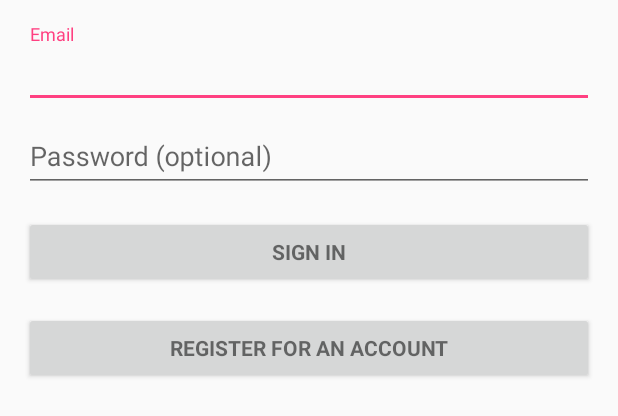
After one commit to iCopyPasta/wolfpack, an Android app: the layout activity_login.xml on its own in the app's theme, with its tools: preview values and no code run, on a phone screen of 412 x 824 dp. The commit adds this screen. Shown: the top 416 px of the screen. Run offline under Robolectric (Android 15) with nearby library versions, the light colour scheme and no system bars.

Commit message:
create basic login page and link to a dummy authentication

```diff
--- a/app/build.gradle
+++ b/app/build.gradle
@@ -16,10 +16,11 @@
             proguardFiles getDefaultProguardFile('proguard-android.txt'), 'proguard-rules.pro'
         }
     }
+    buildToolsVersion '26.0.2'
 }
 
 dependencies {
-    implementation fileTree(dir: 'libs', include: ['*.jar'])
+    implementation fileTree(include: ['*.jar'], dir: 'libs')
     implementation 'com.android.support:appcompat-v7:26.1.0'
     implementation 'com.android.support.constraint:constraint-layout:1.0.2'
     testImplementation 'junit:junit:4.12'
--- /dev/null
+++ b/app/src/main/res/layout/activity_login.xml
@@ -0,0 +1,86 @@
+<LinearLayout xmlns:android="http://schemas.android.com/apk/res/android"
+    xmlns:tools="http://schemas.android.com/tools"
+    android:layout_width="match_parent"
+    android:layout_height="match_parent"
+    android:gravity="center_horizontal"
+    android:orientation="vertical"
+    android:paddingBottom="@dimen/activity_vertical_margin"
+    android:paddingLeft="@dimen/activity_horizontal_margin"
+    android:paddingRight="@dimen/activity_horizontal_margin"
+    android:paddingTop="@dimen/activity_vertical_margin"
+    tools:context="com.wolfpack.cmpsc488.a475layouts.LoginActivity">
+
+    <!-- Login progress -->
+    <ProgressBar
+        android:id="@+id/login_progress"
+        style="?android:attr/progressBarStyleLarge"
+        android:layout_width="wrap_content"
+        android:layout_height="wrap_content"
+        android:layout_marginBottom="8dp"
+        android:visibility="gone" />
+
+    <ScrollView
+        android:id="@+id/login_form"
+        android:layout_width="match_parent"
+        android:layout_height="match_parent">
+
+        <LinearLayout
+            android:id="@+id/email_login_form"
+            android:layout_width="match_parent"
+            android:layout_height="wrap_content"
+            android:orientation="vertical">
+
+            <android.support.design.widget.TextInputLayout
+                android:layout_width="match_parent"
+                android:layout_height="wrap_content">
+
+                <AutoCompleteTextView
+                    android:id="@+id/email"
+                    android:layout_width="match_parent"
+                    android:layout_height="wrap_content"
+                    android:hint="@string/prompt_email"
+                    android:inputType="textEmailAddress"
+                    android:maxLines="1"
+                    android:singleLine="true" />
+
+            </android.support.design.widget.TextInputLayout>
+
+            <android.support.design.widget.TextInputLayout
+                android:layout_width="match_parent"
+                android:layout_height="wrap_content">
+
+                <EditText
+                    android:id="@+id/password"
+                    android:layout_width="match_parent"
+                    android:layout_height="wrap_content"
+                    android:hint="@string/prompt_password"
+                    android:imeActionId="6"
+                    android:imeActionLabel="@string/action_sign_in_short"
+                    android:imeOptions="actionUnspecified"
+                    android:inputType="textPassword"
+                    android:maxLines="1"
+                    android:singleLine="true" />
+
+            </android.support.design.widget.TextInputLayout>
+
+            <Button
+                android:id="@+id/email_sign_in_button"
+                style="?android:textAppearanceSmall"
+                android:layout_width="match_parent"
+                android:layout_height="wrap_content"
+                android:layout_marginTop="16dp"
+                android:text="@string/action_sign_in_short"
+                android:textStyle="bold" />
+
+            <Button
+                android:id="@+id/registerButton"
+                style="?android:textAppearanceSmall"
+                android:layout_width="match_parent"
+                android:layout_height="wrap_content"
+                android:layout_marginTop="16dp"
+                android:text="@string/register"
+                android:textStyle="bold" />
+
+        </LinearLayout>
+    </ScrollView>
+</LinearLayout>
--- /dev/null
+++ b/app/src/main/res/values/dimens.xml
@@ -0,0 +1,5 @@
+<resources>
+    <!-- Default screen margins, per the Android Design guidelines. -->
+    <dimen name="activity_horizontal_margin">16dp</dimen>
+    <dimen name="activity_vertical_margin">16dp</dimen>
+</resources>
--- a/app/src/main/res/values/strings.xml
+++ b/app/src/main/res/values/strings.xml
@@ -1,3 +1,19 @@
 <resources>
-    <string name="app_name">475Layouts</string>
+    <string name="app_name">CreativeAppName</string>
+    <string name="textview">TextView</string>
+    <string name="title_activity_login">Sign in</string>
+
+    <!-- Strings related to login -->
+    <string name="prompt_email">Email</string>
+    <string name="prompt_password">Password (optional)</string>
+    <string name="action_sign_in">Sign in or register</string>
+    <string name="action_sign_in_short">Sign in</string>
+    <string name="error_invalid_email">This email address is invalid</string>
+    <string name="error_invalid_password">This password is too short</string>
+    <string name="error_incorrect_password">This password is incorrect</string>
+    <string name="error_field_required">This field is required</string>
+    <string name="permission_rationale">"Contacts permissions are needed for providing email
+        completions."
+    </string>
+    <string name="register">Register for an Account</string>
 </resources>
```
Also changed, not shown: app/src/main/AndroidManifest.xml (+9 -1 lines), app/src/main/java/com/wolfpack/cmpsc488/a475layouts/LoginActivity.java (added, +367 -0 lines), app/src/main/java/com/wolfpack/cmpsc488/a475layouts/MainActivity.java (+34 -0 lines), app/src/main/res/layout/activity_main.xml (+20 -5 lines), app/src/main/res/layout/activity_student_page.xml (+60 -49 lines).
